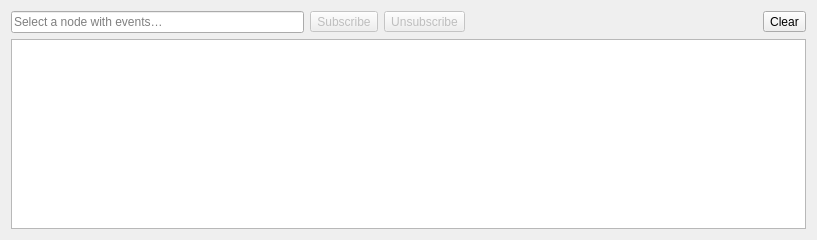
First picture: the form in src/ui/widgets/eventswidget.ui, repository sanny32/OpenUaExplorer, before the edit.
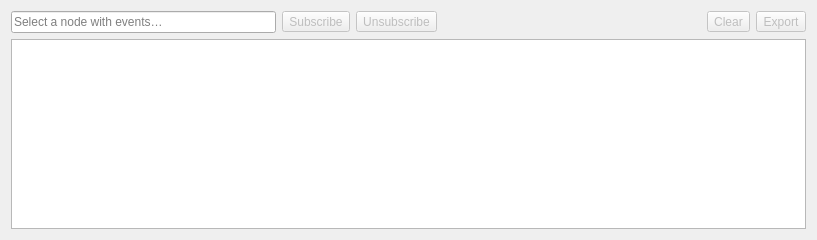
Second picture: the form after the edit. Custom widgets are drawn as their Qt base class.

Commit message: feat(events): add CSV export functionality and update toolbar actions in EventsWidget

Patch:
```diff
--- a/src/ui/widgets/eventswidget.ui
+++ b/src/ui/widgets/eventswidget.ui
@@ -64,6 +64,9 @@
      </item>
      <item>
       <widget class="ThemedToolButton" name="eventsClearButton">
+       <property name="enabled">
+        <bool>false</bool>
+       </property>
        <property name="text">
         <string>Clear</string>
        </property>
@@ -72,6 +75,19 @@
        </property>
       </widget>
      </item>
+     <item>
+      <widget class="ThemedToolButton" name="eventsExportButton">
+       <property name="enabled">
+        <bool>false</bool>
+       </property>
+       <property name="text">
+        <string>Export</string>
+       </property>
+       <property name="toolButtonStyle">
+        <enum>Qt::ToolButtonStyle::ToolButtonTextBesideIcon</enum>
+       </property>
+      </widget>
+     </item>
     </layout>
    </item>
    <item>
```
The commit also changes 7 other files.
